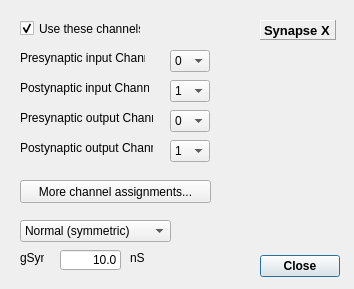
Old version of the form src/gui/GapJunctionDlg.ui in the repository CompEphys-team/stdpc.
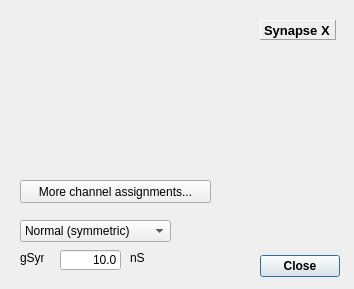
New version of the form.

Commit message:
Deprecated legacy channel assignments for good
GUI changes are limited to removing legacy elements in preparation for
in-dialog channel assignments

```diff
--- a/src/gui/GapJunctionDlg.ui
+++ b/src/gui/GapJunctionDlg.ui
@@ -35,47 +35,6 @@
     <set>QDialogButtonBox::Close</set>
    </property>
   </widget>
-  <widget class="QComboBox" name="postInChannelCombo">
-   <property name="geometry">
-    <rect>
-     <x>170</x>
-     <y>80</y>
-     <width>40</width>
-     <height>22</height>
-    </rect>
-   </property>
-   <property name="currentIndex">
-    <number>1</number>
-   </property>
-   <item>
-    <property name="text">
-     <string>0</string>
-    </property>
-   </item>
-   <item>
-    <property name="text">
-     <string>1</string>
-    </property>
-   </item>
-   <item>
-    <property name="text">
-     <string>SG</string>
-    </property>
-   </item>
-  </widget>
-  <widget class="QLabel" name="label_3">
-   <property name="geometry">
-    <rect>
-     <x>20</x>
-     <y>80</y>
-     <width>129</width>
-     <height>16</height>
-    </rect>
-   </property>
-   <property name="text">
-    <string>Postynaptic input Channel</string>
-   </property>
-  </widget>
   <widget class="QLabel" name="gapJunctDlgLabel">
    <property name="enabled">
     <bool>true</bool>
@@ -117,44 +76,6 @@
     <string>Synapse X</string>
    </property>
   </widget>
-  <widget class="QComboBox" name="preInChannelCombo">
-   <property name="geometry">
-    <rect>
-     <x>170</x>
-     <y>50</y>
-     <width>40</width>
-     <height>22</height>
-    </rect>
-   </property>
-   <item>
-    <property name="text">
-     <string>0</string>
-    </property>
-   </item>
-   <item>
-    <property name="text">
-     <string>1</string>
-    </property>
-   </item>
-   <item>
-    <property name="text">
-     <string>SG</string>
-    </property>
-   </item>
-  </widget>
-  <widget class="QLabel" name="label_2">
-   <property name="geometry">
-    <rect>
-     <x>20</x>
-     <y>50</y>
-     <width>125</width>
-     <height>16</height>
-    </rect>
-   </property>
-   <property name="text">
-    <string>Presynaptic input Channel</string>
-   </property>
-  </widget>
   <widget class="QComboBox" name="typeCombo">
    <property name="geometry">
     <rect>
@@ -220,85 +141,6 @@
     <set>Qt::AlignRight|Qt::AlignTrailing|Qt::AlignVCenter</set>
    </property>
   </widget>
-  <widget class="QComboBox" name="preOutChannelCombo">
-   <property name="geometry">
-    <rect>
-     <x>170</x>
-     <y>110</y>
-     <width>40</width>
-     <height>22</height>
-    </rect>
-   </property>
-   <item>
-    <property name="text">
-     <string>0</string>
-    </property>
-   </item>
-   <item>
-    <property name="text">
-     <string>1</string>
-    </property>
-   </item>
-   <item>
-    <property name="text">
-     <string>None</string>
-    </property>
-   </item>
-  </widget>
-  <widget class="QLabel" name="label_5">
-   <property name="geometry">
-    <rect>
-     <x>20</x>
-     <y>110</y>
-     <width>133</width>
-     <height>16</height>
-    </rect>
-   </property>
-   <property name="text">
-    <string>Presynaptic output Channel</string>
-   </property>
-  </widget>
-  <widget class="QComboBox" name="postOutChannelCombo">
-   <property name="geometry">
-    <rect>
-     <x>170</x>
-     <y>140</y>
-     <width>40</width>
-     <height>22</height>
-    </rect>
-   </property>
-   <property name="currentIndex">
-    <number>1</number>
-   </property>
-   <item>
-    <property name="text">
-     <string>0</string>
-    </property>
-   </item>
-   <item>
-    <property name="text">
-     <string>1</string>
-    </property>
-   </item>
-   <item>
-    <property name="text">
-     <string>none</string>
-    </property>
-   </item>
-  </widget>
-  <widget class="QLabel" name="label_6">
-   <property name="geometry">
-    <rect>
-     <x>20</x>
-     <y>140</y>
-     <width>133</width>
-     <height>16</height>
-    </rect>
-   </property>
-   <property name="text">
-    <string>Postynaptic output Channel</string>
-   </property>
-  </widget>
   <widget class="QPushButton" name="btnAssign">
    <property name="geometry">
     <rect>
@@ -312,22 +154,6 @@
     <string>More channel assignments...</string>
    </property>
   </widget>
-  <widget class="QCheckBox" name="cbUseLegacy">
-   <property name="geometry">
-    <rect>
-     <x>20</x>
-     <y>20</y>
-     <width>121</width>
-     <height>17</height>
-    </rect>
-   </property>
-   <property name="text">
-    <string>Use these channels:</string>
-   </property>
-   <property name="checked">
-    <bool>true</bool>
-   </property>
-  </widget>
  </widget>
  <resources/>
  <connections>
```
The commit also changes 33 other files.
